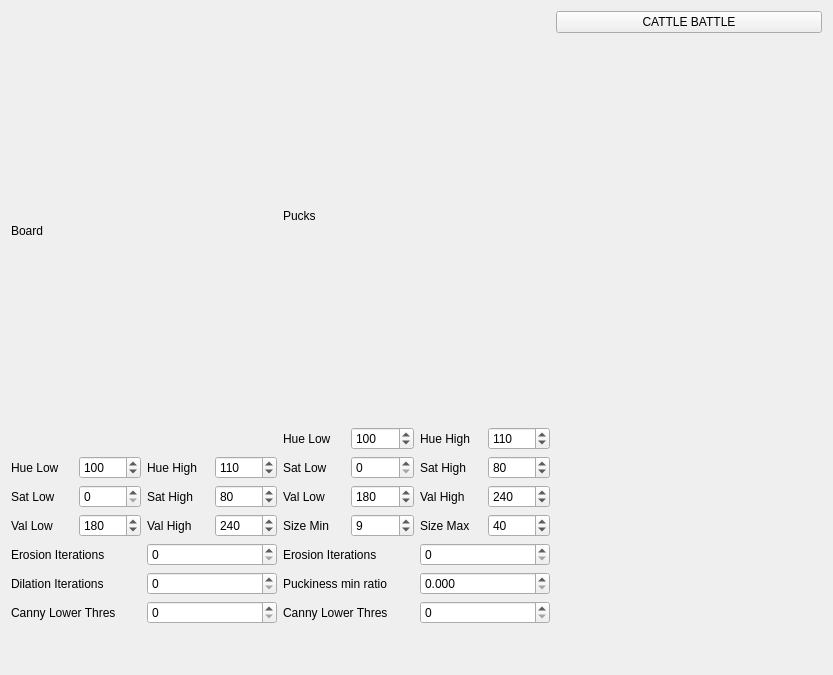
Before: the Qt Designer form engr421/rqt_cb_gui/src/rqt_cb_gui/cb_gui.ui in yoos/school, drawn with Qt 5.
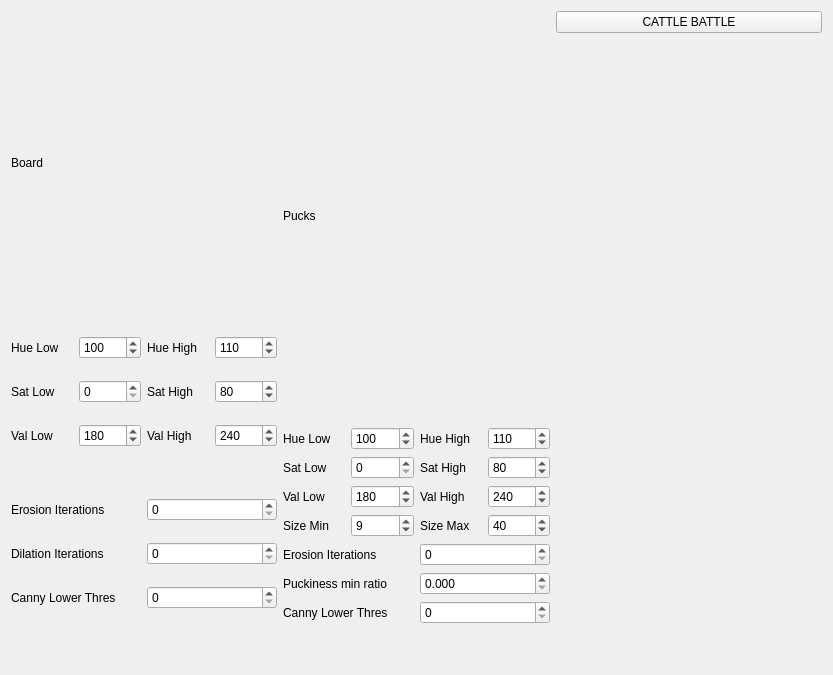
After: the same form once the commit is applied.

What changed in the file:
```diff
--- a/engr421/rqt_cb_gui/src/rqt_cb_gui/cb_gui.ui
+++ b/engr421/rqt_cb_gui/src/rqt_cb_gui/cb_gui.ui
@@ -143,6 +143,22 @@
              </item>
             </layout>
            </item>
+           <item>
+            <spacer name="verticalSpacer_4">
+             <property name="orientation">
+              <enum>Qt::Vertical</enum>
+             </property>
+             <property name="sizeType">
+              <enum>QSizePolicy::Preferred</enum>
+             </property>
+             <property name="sizeHint" stdset="0">
+              <size>
+               <width>20</width>
+               <height>30</height>
+              </size>
+             </property>
+            </spacer>
+           </item>
            <item>
             <layout class="QHBoxLayout" name="horizontalLayout_12">
              <item>
```
